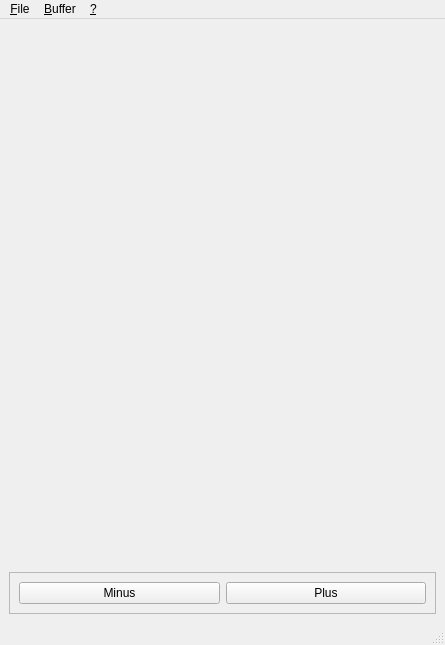
Old version of the form v03/mainwindow.ui in the repository gkesse/rdv-systeme-oscilloscope-numerique.
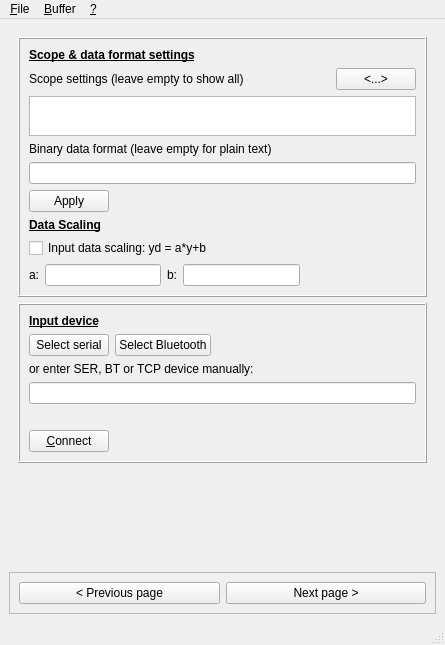
New version of the form. The open tabs and pages were chosen to show the change. Icons and pictures are not drawn.

Commit message: Navigation entre les pages de la fenêtre principale de l’application

The edit to the form file:
```diff
--- a/v03/mainwindow.ui
+++ b/v03/mainwindow.ui
@@ -249,7 +249,299 @@
         </item>
        </layout>
       </widget>
-      <widget class="QWidget" name="page_2"/>
+      <widget class="QWidget" name="page_2">
+       <layout class="QVBoxLayout" name="verticalLayout_9">
+        <item>
+         <layout class="QVBoxLayout" name="verticalLayout_8">
+          <item>
+           <widget class="QFrame" name="frame">
+            <property name="frameShape">
+             <enum>QFrame::Box</enum>
+            </property>
+            <property name="frameShadow">
+             <enum>QFrame::Raised</enum>
+            </property>
+            <layout class="QVBoxLayout" name="verticalLayout_10">
+             <item>
+              <widget class="QLabel" name="label_2">
+               <property name="font">
+                <font>
+                 <weight>75</weight>
+                 <bold>true</bold>
+                 <underline>true</underline>
+                </font>
+               </property>
+               <property name="text">
+                <string>Scope &amp; data format settings</string>
+               </property>
+              </widget>
+             </item>
+             <item>
+              <layout class="QHBoxLayout" name="horizontalLayout_7">
+               <property name="topMargin">
+                <number>0</number>
+               </property>
+               <item>
+                <widget class="QLabel" name="label_3">
+                 <property name="text">
+                  <string>Scope settings (leave empty to show all)</string>
+                 </property>
+                </widget>
+               </item>
+               <item>
+                <spacer name="horizontalSpacer_2">
+                 <property name="orientation">
+                  <enum>Qt::Horizontal</enum>
+                 </property>
+                 <property name="sizeHint" stdset="0">
+                  <size>
+                   <width>40</width>
+                   <height>20</height>
+                  </size>
+                 </property>
+                </spacer>
+               </item>
+               <item>
+                <widget class="QPushButton" name="pushButton">
+                 <property name="text">
+                  <string>&lt;...&gt;</string>
+                 </property>
+                </widget>
+               </item>
+              </layout>
+             </item>
+             <item>
+              <widget class="QPlainTextEdit" name="plainTextEdit">
+               <property name="sizePolicy">
+                <sizepolicy hsizetype="Expanding" vsizetype="Fixed">
+                 <horstretch>0</horstretch>
+                 <verstretch>0</verstretch>
+                </sizepolicy>
+               </property>
+               <property name="maximumSize">
+                <size>
+                 <width>16777215</width>
+                 <height>40</height>
+                </size>
+               </property>
+              </widget>
+             </item>
+             <item>
+              <widget class="QLabel" name="label_4">
+               <property name="text">
+                <string>Binary data format (leave empty for plain text)</string>
+               </property>
+              </widget>
+             </item>
+             <item>
+              <widget class="QLineEdit" name="lineEdit"/>
+             </item>
+             <item>
+              <layout class="QHBoxLayout" name="horizontalLayout_8">
+               <item>
+                <widget class="QPushButton" name="pushButton_2">
+                 <property name="text">
+                  <string>Apply</string>
+                 </property>
+                </widget>
+               </item>
+               <item>
+                <spacer name="horizontalSpacer_3">
+                 <property name="orientation">
+                  <enum>Qt::Horizontal</enum>
+                 </property>
+                 <property name="sizeHint" stdset="0">
+                  <size>
+                   <width>40</width>
+                   <height>20</height>
+                  </size>
+                 </property>
+                </spacer>
+               </item>
+              </layout>
+             </item>
+             <item>
+              <widget class="QLabel" name="label_5">
+               <property name="font">
+                <font>
+                 <weight>75</weight>
+                 <bold>true</bold>
+                 <underline>true</underline>
+                </font>
+               </property>
+               <property name="text">
+                <string>Data Scaling</string>
+               </property>
+              </widget>
+             </item>
+             <item>
+              <widget class="QCheckBox" name="checkBox">
+               <property name="text">
+                <string>Input data scaling: yd = a*y+b</string>
+               </property>
+              </widget>
+             </item>
+             <item>
+              <layout class="QHBoxLayout" name="horizontalLayout_9">
+               <item>
+                <widget class="QLabel" name="label_6">
+                 <property name="text">
+                  <string>a:</string>
+                 </property>
+                </widget>
+               </item>
+               <item>
+                <widget class="QLineEdit" name="lineEdit_2"/>
+               </item>
+               <item>
+                <widget class="QLabel" name="label_7">
+                 <property name="text">
+                  <string>b:</string>
+                 </property>
+                </widget>
+               </item>
+               <item>
+                <widget class="QLineEdit" name="lineEdit_3"/>
+               </item>
+               <item>
+                <spacer name="horizontalSpacer_4">
+                 <property name="orientation">
+                  <enum>Qt::Horizontal</enum>
+                 </property>
+                 <property name="sizeHint" stdset="0">
+                  <size>
+                   <width>40</width>
+                   <height>20</height>
+                  </size>
+                 </property>
+                </spacer>
+               </item>
+              </layout>
+             </item>
+            </layout>
+           </widget>
+          </item>
+          <item>
+           <widget class="QFrame" name="frame_2">
+            <property name="frameShape">
+             <enum>QFrame::Box</enum>
+            </property>
+            <property name="frameShadow">
+             <enum>QFrame::Raised</enum>
+            </property>
+            <layout class="QVBoxLayout" name="verticalLayout_11">
+             <item>
+              <widget class="QLabel" name="label_8">
+               <property name="font">
+                <font>
+                 <weight>75</weight>
+                 <bold>true</bold>
+                 <underline>true</underline>
+                </font>
+               </property>
+               <property name="text">
+                <string>Input device</string>
+               </property>
+              </widget>
+             </item>
+             <item>
+              <layout class="QHBoxLayout" name="horizontalLayout_10">
+               <item>
+                <widget class="QPushButton" name="pushButton_3">
+                 <property name="text">
+                  <string>Select serial</string>
+                 </property>
+                </widget>
+               </item>
+               <item>
+                <widget class="QPushButton" name="pushButton_4">
+                 <property name="text">
+                  <string>Select Bluetooth</string>
+                 </property>
+                </widget>
+               </item>
+               <item>
+                <spacer name="horizontalSpacer_5">
+                 <property name="orientation">
+                  <enum>Qt::Horizontal</enum>
+                 </property>
+                 <property name="sizeHint" stdset="0">
+                  <size>
+                   <width>40</width>
+                   <height>20</height>
+                  </size>
+                 </property>
+                </spacer>
+               </item>
+              </layout>
+             </item>
+             <item>
+              <widget class="QLabel" name="label_9">
+               <property name="text">
+                <string>or enter SER, BT or TCP device manually:</string>
+               </property>
+              </widget>
+             </item>
+             <item>
+              <widget class="QLineEdit" name="lineEdit_4"/>
+             </item>
+             <item>
+              <spacer name="horizontalSpacer_6">
+               <property name="orientation">
+                <enum>Qt::Horizontal</enum>
+               </property>
+               <property name="sizeHint" stdset="0">
+                <size>
+                 <width>40</width>
+                 <height>20</height>
+                </size>
+               </property>
+              </spacer>
+             </item>
+             <item>
+              <layout class="QHBoxLayout" name="horizontalLayout_11">
+               <item>
+                <widget class="QPushButton" name="btnConnect">
+                 <property name="text">
+                  <string>&amp;Connect</string>
+                 </property>
+                </widget>
+               </item>
+               <item>
+                <spacer name="horizontalSpacer_7">
+                 <property name="orientation">
+                  <enum>Qt::Horizontal</enum>
+                 </property>
+                 <property name="sizeHint" stdset="0">
+                  <size>
+                   <width>40</width>
+                   <height>20</height>
+                  </size>
+                 </property>
+                </spacer>
+               </item>
+              </layout>
+             </item>
+            </layout>
+           </widget>
+          </item>
+          <item>
+           <spacer name="verticalSpacer_2">
+            <property name="orientation">
+             <enum>Qt::Vertical</enum>
+            </property>
+            <property name="sizeHint" stdset="0">
+             <size>
+              <width>20</width>
+              <height>40</height>
+             </size>
+            </property>
+           </spacer>
+          </item>
+         </layout>
+        </item>
+       </layout>
+      </widget>
      </widget>
     </item>
     <item>
@@ -264,14 +556,14 @@
        <item>
         <widget class="QPushButton" name="btnMinus">
          <property name="text">
-          <string>Minus</string>
+          <string>&lt; Previous page</string>
          </property>
         </widget>
        </item>
        <item>
         <widget class="QPushButton" name="btnPlus">
          <property name="text">
-          <string>Plus</string>
+          <string>Next page &gt;</string>
          </property>
         </widget>
        </item>
```
Left out of the diff: 7 changed lines with no effect on the pictures. The commit also changes 9 other files.
